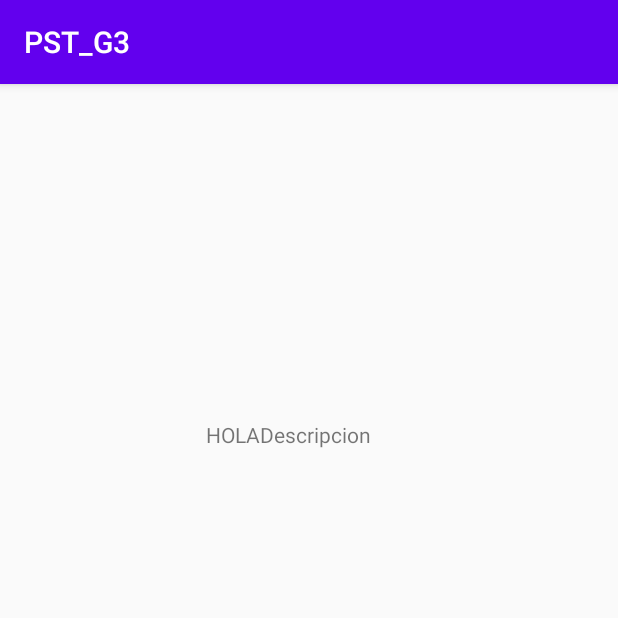
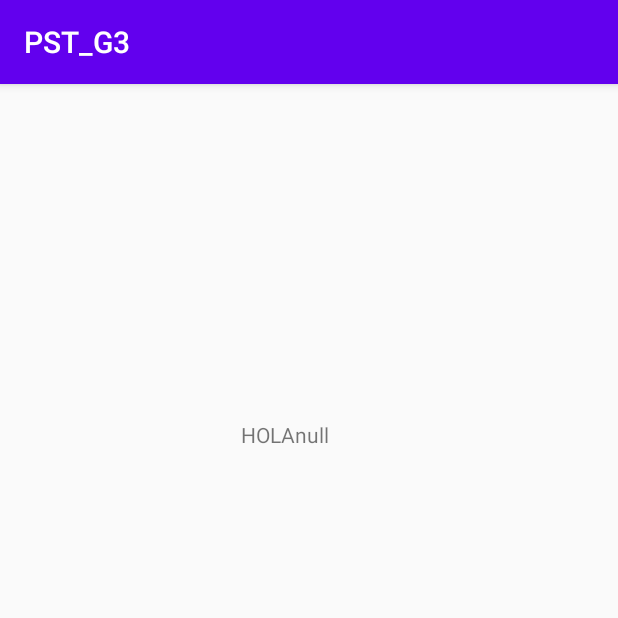
Before and after one commit to kevinjlope/PST_TA5_G3, an Android app: the NavigationActivity screen opened directly, with no data from a screen before it, on a phone screen of 412 x 824 dp, the top half of it. Run offline under Robolectric (Android 15) with nearby library versions, the phone set to English and light mode, and no system bars.

Commit message:
Hasmap actualizado y prueba  de recepcion de datos en  el activity

```diff
--- a/app/src/main/java/com/example/pst_g3/NavigationActivity.java
+++ b/app/src/main/java/com/example/pst_g3/NavigationActivity.java
@@ -31,19 +31,39 @@ public class NavigationActivity extends AppCompatActivity {
 
         HashMap<String,String>datosDentro= new HashMap<>();
 
-        //Ingreso de Datos 1
+        //Ingreso de Datos Categoria Terro
         datos.put("terror",new HashMap<String, String>());
-        datos.get("terror").put("ImagenUrl","Descripcion");
+        datos.get("terror").put("ImagenUrl","Descripcion1");
 
-        //Ingreso de Datos NUEVA CATEGORIA
-        datos.put("terror",new HashMap<String, String>());
-        datos.get("terror").put("ImagenUrl","Descripcion");
+        //Dato 2 Terror
+
+        datos.get("terror").put("ImagenUre2","Descripcionterror2");
+
+
+        //Ingreso de Datos NUEVA CATEGORIA ROmance
+
+        datos.put("Romance",new HashMap<String, String>());
+        datos.get("Romance").put("https://i.pinimg.com/originals/df/13/88/df13888c426001eb701a8d6f5c617fc2.jpg","Bajo la misma estrella: es un libro escrito que  relata la historia" +
+                "de una adolescente de 16 años que padece de cáncer. Es una novela de literatura juvenil y también está considerada un libro de autoayuda.");
+
+        //Dato 2 Romance
+
+        datos.get("Romance").put("ImagenUrl233","Descripcionromance12");
+
+        //Ingreso de Datos NUEVA CATEGORIA Economia
+
+        datos.put("Economia",new HashMap<String, String>());
+        datos.get("Economia").put("ImagenUrl2economia","Descripcioneconomia");
+
+        //Dato 2 Economia
+        datos.get("Economia").put("ImagenUrl2economia1222","Descripcioneconomia1234");
+
 
 
         //Escribir dentro del text view el valor de la clave
 
 
-        tv1.setText("HOLA"+ datos.get("terror").get("ImagenUrl"));
+        tv1.setText("HOLA"+ datos.get("Romance").get("ImagenUrl2"));
 
 
     }
```
